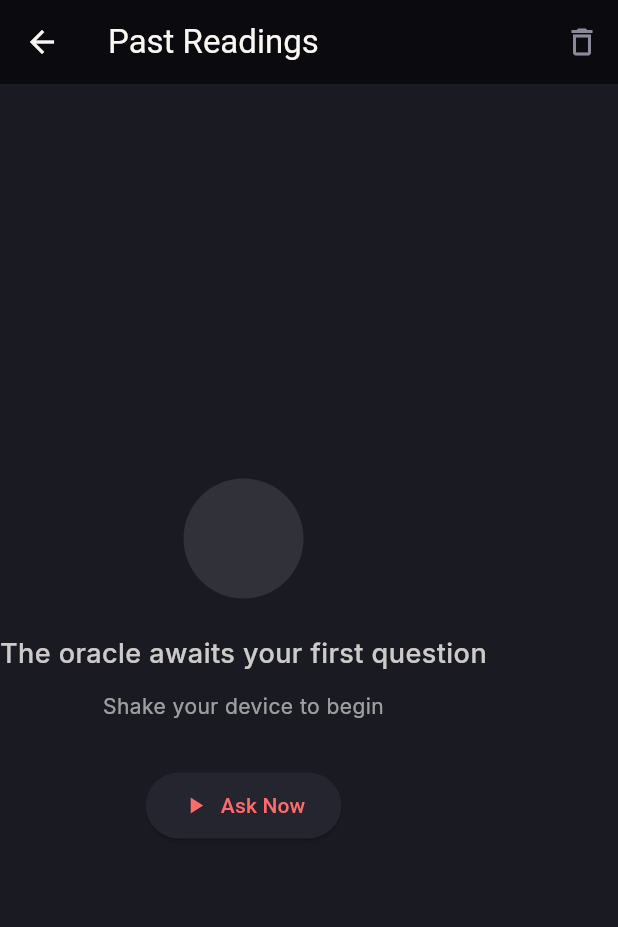
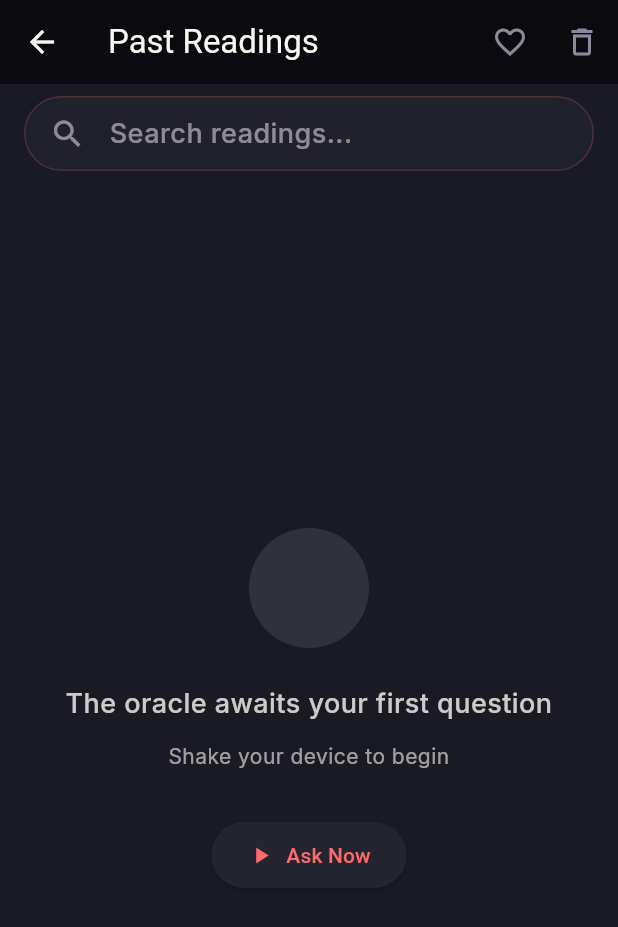
Before and after one commit to renerodr/magic-8-ball, a Flutter app: the HistoryScreen screen opened directly, on a phone screen of 412 x 824 dp. Shown: the top 927 px of the screen. Run offline on Flutter 3.47's test engine with Material 3 defaults, Android fonts, the phone set to English and light mode, and no system bars; drawn by our look-alikes of flutter_animate; our stand-ins replace audioplayers, google_fonts, sensors_plus, shared_preferences, speech_to_text; accounts and stored records are empty.

Commit message:
feat: P2 favorites & enhanced history
- Add isFavorite field to Reading model with copyWith
- Add toggleFavorite, getFavorites, searchReadings to HistoryService
- Create FavoriteButton widget with scale animation
- Add search bar and favorites filter to HistoryScreen
- Add FavoriteButton to each history card
- Update reading tests for new isFavorite field

```diff
--- a/lib/models/reading.dart
+++ b/lib/models/reading.dart
@@ -2,22 +2,40 @@ class Reading {
   final String question;
   final String answer;
   final DateTime timestamp;
+  final bool isFavorite;
 
   const Reading({
     required this.question,
     required this.answer,
     required this.timestamp,
+    this.isFavorite = false,
   });
+
+  Reading copyWith({
+    String? question,
+    String? answer,
+    DateTime? timestamp,
+    bool? isFavorite,
+  }) {
+    return Reading(
+      question: question ?? this.question,
+      answer: answer ?? this.answer,
+      timestamp: timestamp ?? this.timestamp,
+      isFavorite: isFavorite ?? this.isFavorite,
+    );
+  }
 
   Map<String, dynamic> toJson() => {
         'question': question,
         'answer': answer,
         'timestamp': timestamp.toIso8601String(),
+        'isFavorite': isFavorite,
       };
 
   factory Reading.fromJson(Map<String, dynamic> json) => Reading(
         question: json['question'] as String,
         answer: json['answer'] as String,
         timestamp: DateTime.parse(json['timestamp'] as String),
+        isFavorite: json['isFavorite'] as bool? ?? false,
       );
 }
--- a/lib/screens/history_screen.dart
+++ b/lib/screens/history_screen.dart
@@ -4,6 +4,7 @@ import '../models/reading.dart';
 import '../services/history_service.dart';
 import '../services/haptic_service.dart';
 import '../utils/motion_policy.dart';
+import '../widgets/favorite_button.dart';
 
 class HistoryScreen extends StatefulWidget {
   const HistoryScreen({super.key});
@@ -17,6 +18,8 @@ class _HistoryScreenState extends State<HistoryScreen> {
   final _hapticService = HapticService();
   late Future<List<Reading>> _readingsFuture;
   Reading? _lastDeletedReading;
+  bool _showFavoritesOnly = false;
+  String _searchQuery = '';
 
   @override
   void initState() {
@@ -24,9 +27,15 @@ class _HistoryScreenState extends State<HistoryScreen> {
     _readingsFuture = _historyService.getReadings();
   }
 
+  void _refreshReadings() {
+    setState(() {
+      _readingsFuture = _historyService.getReadings();
+    });
+  }
+
   Future<void> _clear() async {
     await _historyService.clearHistory();
-    setState(() => _readingsFuture = _historyService.getReadings());
+    _refreshReadings();
   }
 
   void _navigateToHomeAndAsk() {
@@ -37,7 +46,7 @@ class _HistoryScreenState extends State<HistoryScreen> {
   Future<void> _deleteReading(Reading reading) async {
     _lastDeletedReading = reading;
     await _historyService.deleteReading(reading);
-    setState(() => _readingsFuture = _historyService.getReadings());
+    _refreshReadings();
   }
 
   Future<void> _undoDelete() async {
@@ -45,7 +54,30 @@ class _HistoryScreenState extends State<HistoryScreen> {
     final reading = _lastDeletedReading!;
     _lastDeletedReading = null;
     await _historyService.addReading(reading);
-    setState(() => _readingsFuture = _historyService.getReadings());
+    _refreshReadings();
+  }
+
+  Future<void> _toggleFavorite(Reading reading) async {
+    await _historyService.toggleFavorite(reading);
+    _refreshReadings();
+  }
+
+  List<Reading> _filterReadings(List<Reading> readings) {
+    var filtered = readings;
+
+    if (_showFavoritesOnly) {
+      filtered = filtered.where((r) => r.isFavorite).toList();
+    }
+
+    if (_searchQuery.isNotEmpty) {
+      final lowerQuery = _searchQuery.toLowerCase();
+      filtered = filtered.where((r) {
+        return r.question.toLowerCase().contains(lowerQuery) ||
+            r.answer.toLowerCase().contains(lowerQuery);
+      }).toList();
+    }
+
+    return filtered;
   }
 
   @override
@@ -59,23 +91,89 @@ class _HistoryScreenState extends State<HistoryScreen> {
         elevation: 0,
         actions: [
           IconButton(
+            icon: Icon(
+              _showFavoritesOnly ? Icons.favorite : Icons.favorite_border,
+              color: _showFavoritesOnly ? const Color(0xFFFF6B6B) : null,
+            ),
+            tooltip: _showFavoritesOnly ? 'Show all' : 'Show favorites',
+            onPressed: () {
+              setState(() => _showFavoritesOnly = !_showFavoritesOnly);
+            },
+          ),
+          IconButton(
             icon: const Icon(Icons.delete_outline),
             onPressed: _clear,
           ),
         ],
       ),
-      body: FutureBuilder<List<Reading>>(
+      body: Column(
+        children: [
+          // Search bar
+          Padding(
+            padding: const EdgeInsets.fromLTRB(16, 8, 16, 8),
+            child: Container(
+              decoration: BoxDecoration(
+                color: Theme.of(context).colorScheme.surface.withValues(alpha: 0.6),
+                borderRadius: BorderRadius.circular(26),
+                border: Border.all(
+                  color: Theme.of(context).colorScheme.primary.withValues(alpha: 0.2),
+                ),
+              ),
+              padding: const EdgeInsets.symmetric(horizontal: 16),
+              child: TextField(
+                decoration: InputDecoration(
+                  hintText: 'Search readings...',
+                  hintStyle: TextStyle(
+                    color: Theme.of(context).colorScheme.onSurface.withValues(alpha: 0.5),
+                  ),
+                  border: InputBorder.none,
+                  icon: Icon(
+                    Icons.search,
+                    color: Theme.of(context).colorScheme.onSurface.withValues(alpha: 0.5),
+                  ),
+                  suffixIcon: _searchQuery.isNotEmpty
+                      ? IconButton(
+                          icon: const Icon(Icons.clear),
+                          onPressed: () {
+                            setState(() => _searchQuery = '');
+                          },
+                        )
+                      : null,
+                ),
+                onChanged: (value) => setState(() => _searchQuery = value),
+              ),
+            ),
+          ),
+          // Readings list
+          Expanded(
+            child: FutureBuilder<List<Reading>>(
               future: _readingsFuture,
               builder: (context, snapshot) {
                 if (!snapshot.hasData) {
                   return const Center(child: CircularProgressIndicator());
                 }
-          final readings = snapshot.data!;
-          if (readings.isEmpty) {
+                final allReadings = snapshot.data!;
+                final readings = _filterReadings(allReadings);
+
+                if (allReadings.isEmpty) {
                   return _buildEmptyState(context);
                 }
+
+                if (readings.isEmpty) {
+                  return Center(
+                    child: Text(
+                      _showFavoritesOnly
+                          ? 'No favorites yet'
+                          : 'No matches found',
+                      style: TextStyle(
+                        color: Theme.of(context).colorScheme.onSurface.withValues(alpha: 0.6),
+                      ),
+                    ),
+                  );
+                }
+
                 return ListView.builder(
-            padding: const EdgeInsets.symmetric(horizontal: 16, vertical: 20),
+                  padding: const EdgeInsets.symmetric(horizontal: 16, vertical: 12),
                   itemCount: readings.length,
                   itemBuilder: (context, index) {
                     final reading = readings[index];
@@ -108,6 +206,9 @@ class _HistoryScreenState extends State<HistoryScreen> {
                   },
                 );
               },
+            ),
+          ),
+        ],
       ),
     );
   }
@@ -202,7 +303,10 @@ class _HistoryScreenState extends State<HistoryScreen> {
       background: Container(
         alignment: Alignment.centerRight,
         padding: const EdgeInsets.symmetric(horizontal: 20),
+        decoration: BoxDecoration(
           color: Colors.red.withValues(alpha: 0.2),
+          borderRadius: BorderRadius.circular(16),
+        ),
         child: const Icon(
           Icons.delete,
           color: Colors.red,
@@ -243,7 +347,11 @@ class _HistoryScreenState extends State<HistoryScreen> {
         child: Column(
           crossAxisAlignment: CrossAxisAlignment.start,
           children: [
-            Hero(
+            Row(
+              mainAxisAlignment: MainAxisAlignment.spaceBetween,
+              children: [
+                Expanded(
+                  child: Hero(
                     tag: 'answer-${reading.timestamp.millisecondsSinceEpoch}',
                     child: Material(
                       color: Colors.transparent,
@@ -256,6 +364,13 @@ class _HistoryScreenState extends State<HistoryScreen> {
                             ),
                       ),
                     ),
+                  ),
+                ),
+                FavoriteButton(
+                  isFavorite: reading.isFavorite,
+                  onTap: () => _toggleFavorite(reading),
+                ),
+              ],
             ),
             const SizedBox(height: 12),
             if (reading.question.isNotEmpty)
```
Also changed, not shown: lib/services/history_service.dart (+35 -0 lines), lib/widgets/favorite_button.dart (added, +71 -0 lines), 2 other files. Lines whose indentation alone changed are shown as unchanged.
